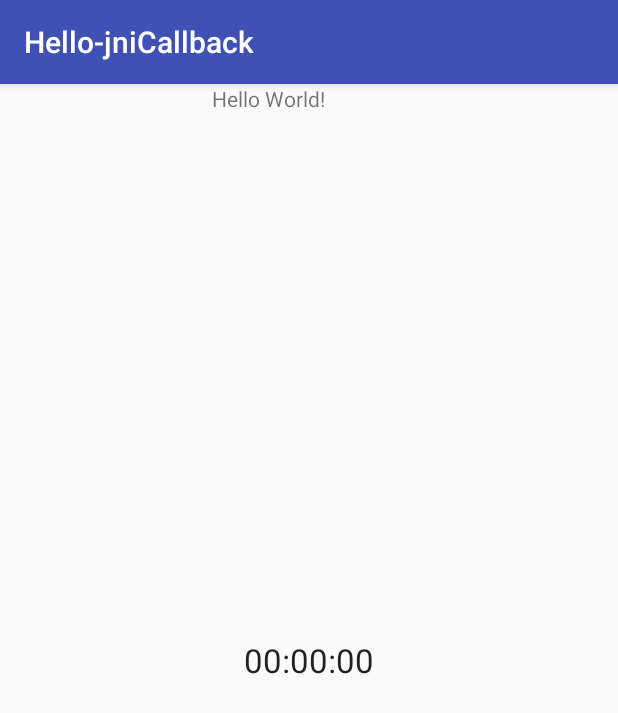
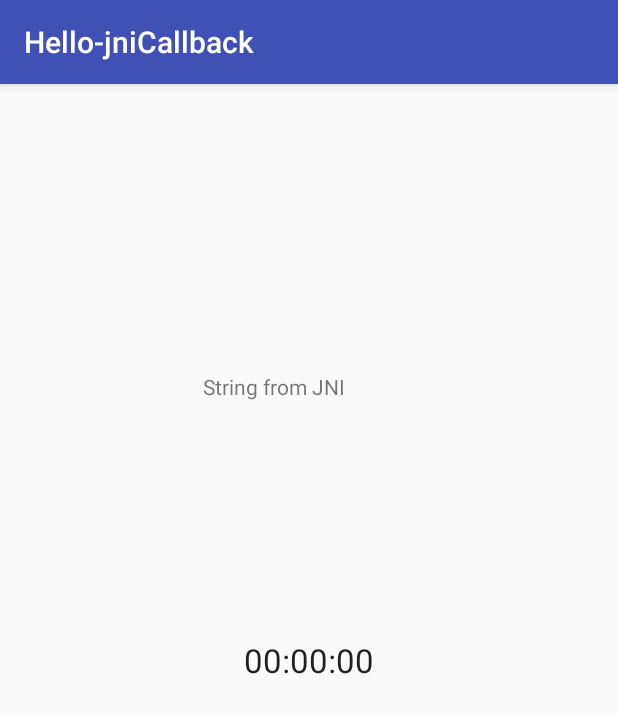
Before and after one commit to taozeng/GithubWorkflow, an Android app: the screen it shows after launch (MainActivity), on a phone screen of 412 x 824 dp. Shown: the top 713 px of the screen. Run offline under Robolectric (Android 15) with nearby library versions, the phone set to English and light mode, and no system bars; 3 statements that could not run were skipped.

Commit message:
Rename jni messsage

```diff
--- a/app/src/main/java/com/example/hellojnicallback/MainActivity.java
+++ b/app/src/main/java/com/example/hellojnicallback/MainActivity.java
@@ -18,7 +18,6 @@ package com.example.hellojnicallback;
 import androidx.annotation.Keep;
 import androidx.appcompat.app.AppCompatActivity;
 import android.os.Bundle;
-import android.view.View;
 import android.widget.TextView;
 
 public class MainActivity extends AppCompatActivity {
@@ -41,7 +40,7 @@ public class MainActivity extends AppCompatActivity {
     public void onResume() {
         super.onResume();
         hour = minute = second = 0;
-        ((TextView)findViewById(R.id.hellojniMsg)).setText(stringFromJNI());
+        ((TextView)findViewById(R.id.jniMsg)).setText(stringFromJNI());
         startTicks();
     }
 
--- a/app/src/main/res/layout/activity_main.xml
+++ b/app/src/main/res/layout/activity_main.xml
@@ -10,21 +10,19 @@
     tools:layout_editor_absoluteY="81dp">
 
     <TextView
+        android:id="@+id/jniMsg"
         android:layout_width="wrap_content"
         android:layout_height="wrap_content"
-        android:text="Hello World!"
-        android:id="@+id/hellojniMsg"
-        tools:layout_editor_absoluteX="129dp"
-        tools:layout_editor_absoluteY="222dp"
+        android:layout_marginTop="192dp"
+        android:text="String from JNI"
+        app:layout_constraintHorizontal_bias="0.427"
         app:layout_constraintLeft_toLeftOf="@+id/activity_hello_jnicallback"
+        app:layout_constraintRight_toRightOf="@+id/activity_hello_jnicallback"
+        app:layout_constraintTop_toTopOf="@+id/activity_hello_jnicallback"
+        tools:layout_constraintBottom_creator="0"
         tools:layout_constraintLeft_creator="0"
-        app:layout_constraintTop_toTopOf="@+id/activity_hello_jnicallback"
-        tools:layout_constraintTop_creator="0"
-        app:layout_constraintRight_toRightOf="@+id/activity_hello_jnicallback"
         tools:layout_constraintRight_creator="0"
-        tools:layout_constraintBottom_creator="0"
-        app:layout_constraintHorizontal_bias="0.42"
-        app:layout_constraintVertical_bias="0.45" />
+        tools:layout_constraintTop_creator="0" />
 
     <TextView
         android:text="00:00:00"
```
